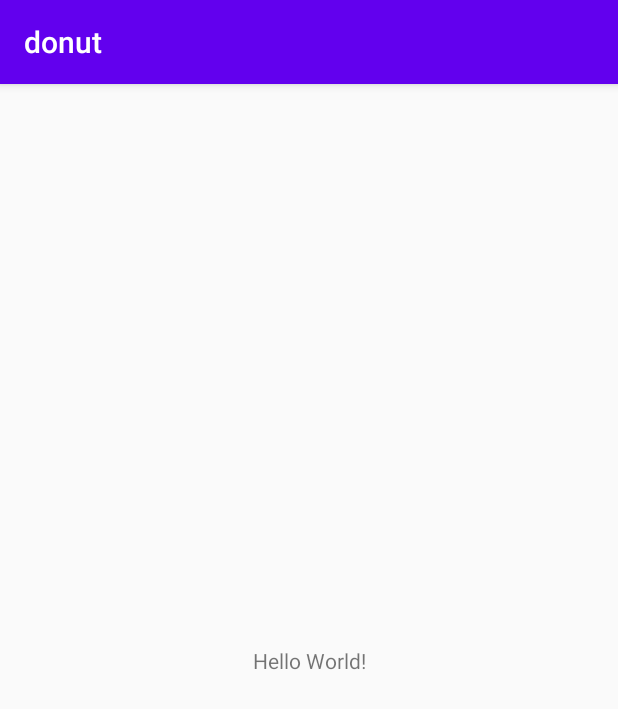
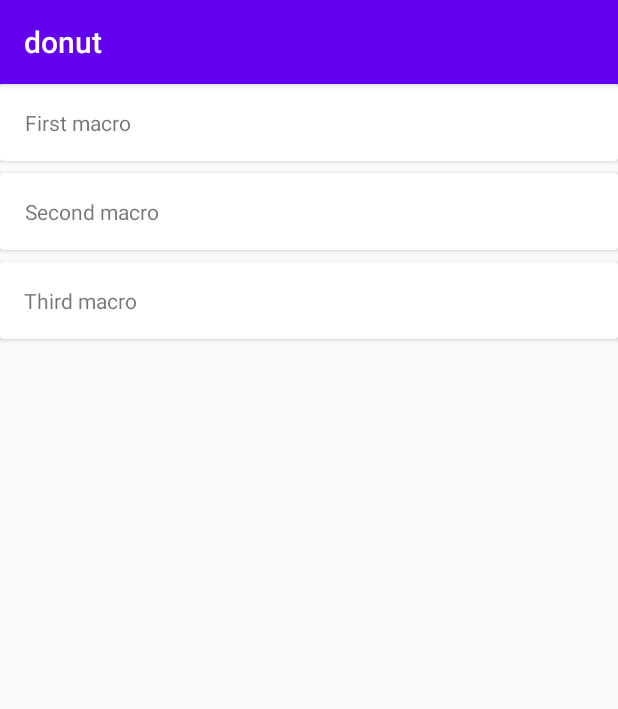
Before and after one commit to ousunny/donut, an Android app: the screen it shows after launch (MainActivity), on a phone screen of 412 x 824 dp. Shown: the top 709 px of the screen. Run offline under Robolectric (Android 15) with nearby library versions, the phone set to English and light mode, and no system bars.

Commit message:
Setup basic passing of data between activities

```diff
--- /dev/null
+++ b/app/src/main/java/me/ousunny/donut/Action.kt
@@ -0,0 +1,7 @@
+package me.ousunny.donut
+
+import android.os.Parcelable
+import kotlinx.android.parcel.Parcelize
+
+@Parcelize
+class Action(val title: String, val startDelay: Double = 0.0, val endDelay: Double = 0.0, val position: String): Parcelable
--- /dev/null
+++ b/app/src/main/java/me/ousunny/donut/Macro.kt
@@ -0,0 +1,24 @@
+package me.ousunny.donut
+
+import android.os.Parcelable
+import kotlinx.android.parcel.Parcelize
+
+@Parcelize
+data class Macro(val title: String, val actions: Array<Action>) : Parcelable
+
+fun getSampleMacros(): Array<Macro> {
+    return arrayOf(
+        Macro("First macro", actions = arrayOf(
+                Action("Action 1", position = "1.0,5.0"),
+                Action("Action 2", position = "1.0,5.0")
+            )),
+        Macro("Second macro", actions = arrayOf(
+            Action("Action 3", position = "1.0,5.0"),
+            Action("Action 4", position = "1.0,5.0")
+        )),
+        Macro("Third macro", actions = arrayOf(
+            Action("Action 5", position = "1.0,5.0"),
+            Action("Action 6", position = "1.0,5.0")
+        ))
+    )
+}
--- /dev/null
+++ b/app/src/main/java/me/ousunny/donut/MacrosAdapter.kt
@@ -0,0 +1,41 @@
+package me.ousunny.donut
+
+import android.content.Context
+import android.content.Intent
+import android.os.Bundle
+import android.util.Log
+import android.view.LayoutInflater
+import android.view.View
+import android.view.ViewGroup
+import androidx.appcompat.app.AppCompatActivity
+import androidx.core.os.bundleOf
+import androidx.recyclerview.widget.RecyclerView
+import kotlinx.android.synthetic.main.single_macro.view.*
+
+class MacrosAdapter(val context: Context, val macros: Array<Macro>): RecyclerView.Adapter<MacrosAdapter.MacroViewHolder>() {
+
+    class MacroViewHolder(val card: View): RecyclerView.ViewHolder(card)
+
+    override fun onCreateViewHolder(parent: ViewGroup, viewType: Int): MacrosAdapter.MacroViewHolder {
+        val view = LayoutInflater.from(parent.context).inflate(R.layout.single_macro, parent, false)
+        return MacroViewHolder(view)
+    }
+
+    override fun onBindViewHolder(holder: MacroViewHolder, position: Int) {
+
+
+        if (holder != null) {
+            holder.card.tv_macro_title.text = macros[position].title
+            holder.card.setOnClickListener{
+                val intent = Intent(context, ViewMacro::class.java)
+
+                intent.putExtra("data", macros[position])
+
+                context.startActivity(intent)
+            }
+
+        }
+    }
+
+    override fun getItemCount(): Int = macros.count()
+}
--- a/app/src/main/java/me/ousunny/donut/MainActivity.kt
+++ b/app/src/main/java/me/ousunny/donut/MainActivity.kt
@@ -1,11 +1,19 @@
 package me.ousunny.donut
 
+import android.os.Bundle
+import android.view.View
 import androidx.appcompat.app.AppCompatActivity
-import android.os.Bundle
+import androidx.recyclerview.widget.LinearLayoutManager
+import kotlinx.android.synthetic.main.activity_main.*
 
 class MainActivity : AppCompatActivity() {
     override fun onCreate(savedInstanceState: Bundle?) {
         super.onCreate(savedInstanceState)
         setContentView(R.layout.activity_main)
+//        supportActionBar?.hide()
+//        iv_screenshot?.setImageResource(R.drawable.ic_launcher_foreground)
+        rv_main.setHasFixedSize(true)
+        rv_main.layoutManager = LinearLayoutManager(this)
+        rv_main.adapter = MacrosAdapter(this, getSampleMacros())
     }
 }
--- a/app/src/main/res/layout/activity_main.xml
+++ b/app/src/main/res/layout/activity_main.xml
@@ -1,18 +1,12 @@
 <?xml version="1.0" encoding="utf-8"?>
-<androidx.constraintlayout.widget.ConstraintLayout xmlns:android="http://schemas.android.com/apk/res/android"
+<androidx.recyclerview.widget.RecyclerView
+    xmlns:android="http://schemas.android.com/apk/res/android"
     xmlns:app="http://schemas.android.com/apk/res-auto"
     xmlns:tools="http://schemas.android.com/tools"
+    android:id="@+id/rv_main"
+    android:orientation="horizontal"
     android:layout_width="match_parent"
     android:layout_height="match_parent"
     tools:context=".MainActivity">
 
-    <TextView
-        android:layout_width="wrap_content"
-        android:layout_height="wrap_content"
-        android:text="Hello World!"
-        app:layout_constraintBottom_toBottomOf="parent"
-        app:layout_constraintLeft_toLeftOf="parent"
-        app:layout_constraintRight_toRightOf="parent"
-        app:layout_constraintTop_toTopOf="parent" />
-
-</androidx.constraintlayout.widget.ConstraintLayout>
+</androidx.recyclerview.widget.RecyclerView>
--- /dev/null
+++ b/app/src/main/res/layout/single_macro.xml
@@ -0,0 +1,22 @@
+<?xml version="1.0" encoding="utf-8"?>
+<androidx.cardview.widget.CardView
+    xmlns:android="http://schemas.android.com/apk/res/android"
+    android:layout_marginBottom="8dp"
+    android:layout_width="match_parent"
+    android:layout_height="wrap_content">
+
+    <RelativeLayout
+        android:padding="16dp"
+        android:layout_width="match_parent"
+        android:layout_height="wrap_content">
+
+        <TextView
+            android:id="@+id/tv_macro_title"
+            android:gravity="center_horizontal"
+            android:layout_alignParentTop="true"
+            android:layout_width="wrap_content"
+            android:layout_height="wrap_content" />
+
+    </RelativeLayout>
+
+</androidx.cardview.widget.CardView>
--- a/app/src/main/res/values/strings.xml
+++ b/app/src/main/res/values/strings.xml
@@ -1,3 +1,4 @@
 <resources>
     <string name="app_name">donut</string>
+    <string name="delete">Delete</string>
 </resources>
```
Also changed, not shown: app/build.gradle (+8 -1 lines), app/src/main/AndroidManifest.xml (+15 -1 lines), app/src/main/java/me/ousunny/donut/ActionsAdapter.kt (added, +36 -0 lines), app/src/main/java/me/ousunny/donut/CreateActionActivity.kt (added, +17 -0 lines), app/src/main/java/me/ousunny/donut/DonutService.kt (added, +55 -0 lines), app/src/main/java/me/ousunny/donut/ViewMacro.kt (added, +27 -0 lines), app/src/main/res/layout/activity_create_action.xml (added, +12 -0 lines), app/src/main/res/layout/single_action.xml (added, +29 -0 lines), app/src/main/res/layout/view_macro.xml (added, +8 -0 lines), app/src/main/res/values/styles.xml (+7 -0 lines), app/src/main/res/xml/accessibility_service_config.xml (added, +10 -0 lines).
